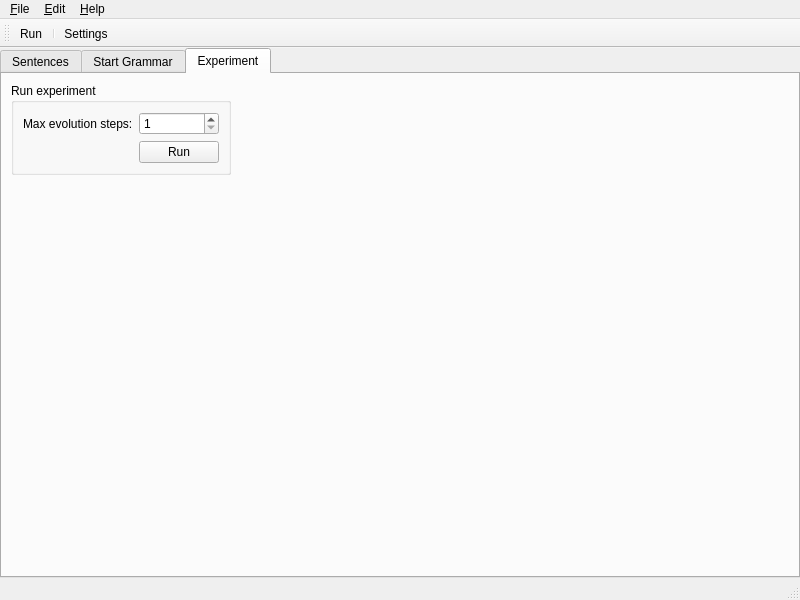
First picture: the form in gui/MainWindow.ui, repository sjedrysiak/gcse, before the edit.
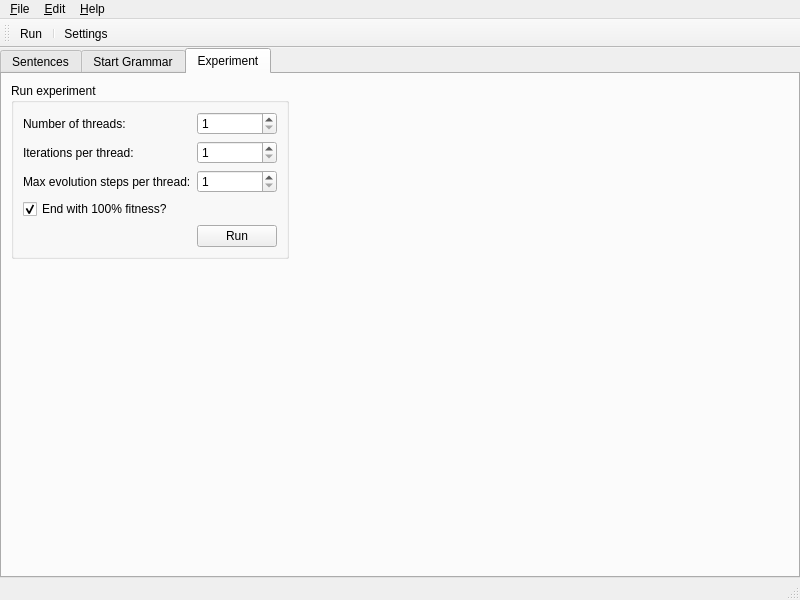
Second picture: the form after the edit. The open tabs and pages were chosen to show the change. Icons and pictures are not drawn.

```diff
--- a/gui/MainWindow.ui
+++ b/gui/MainWindow.ui
@@ -340,7 +340,7 @@
            <string>Run experiment</string>
           </property>
           <layout class="QGridLayout" name="gridLayout_3" >
-           <item row="1" column="1" >
+           <item row="2" column="1" >
             <widget class="QSpinBox" name="sbxEvolutionSteps" >
              <property name="minimum" >
               <number>1</number>
@@ -353,23 +353,73 @@
              </property>
             </widget>
            </item>
-           <item row="1" column="0" >
+           <item row="2" column="0" >
             <widget class="QLabel" name="label" >
              <property name="text" >
-              <string>Max evolution steps:</string>
+              <string>Max evolution steps per thread:</string>
              </property>
              <property name="buddy" >
               <cstring>sbxEvolutionSteps</cstring>
              </property>
             </widget>
            </item>
-           <item row="2" column="1" >
+           <item row="4" column="1" >
             <widget class="QPushButton" name="btnRun" >
              <property name="text" >
               <string>Run</string>
              </property>
             </widget>
            </item>
+           <item row="1" column="0" >
+            <widget class="QLabel" name="label_2" >
+             <property name="text" >
+              <string>Iterations per thread:</string>
+             </property>
+            </widget>
+           </item>
+           <item row="1" column="1" >
+            <widget class="QSpinBox" name="sbxIterations" >
+             <property name="minimum" >
+              <number>1</number>
+             </property>
+             <property name="maximum" >
+              <number>50</number>
+             </property>
+             <property name="value" >
+              <number>1</number>
+             </property>
+            </widget>
+           </item>
+           <item row="3" column="0" >
+            <widget class="QCheckBox" name="cbxEndOnFull" >
+             <property name="text" >
+              <string>End with 100% fitness?</string>
+             </property>
+             <property name="checked" >
+              <bool>true</bool>
+             </property>
+            </widget>
+           </item>
+           <item row="0" column="0" >
+            <widget class="QLabel" name="label_3" >
+             <property name="text" >
+              <string>Number of threads:</string>
+             </property>
+            </widget>
+           </item>
+           <item row="0" column="1" >
+            <widget class="QSpinBox" name="sbxThreads" >
+             <property name="minimum" >
+              <number>1</number>
+             </property>
+             <property name="maximum" >
+              <number>10</number>
+             </property>
+             <property name="value" >
+              <number>1</number>
+             </property>
+            </widget>
+           </item>
           </layout>
          </widget>
         </item>
```
Left out of the diff: 26 changed lines with no effect on the pictures.
